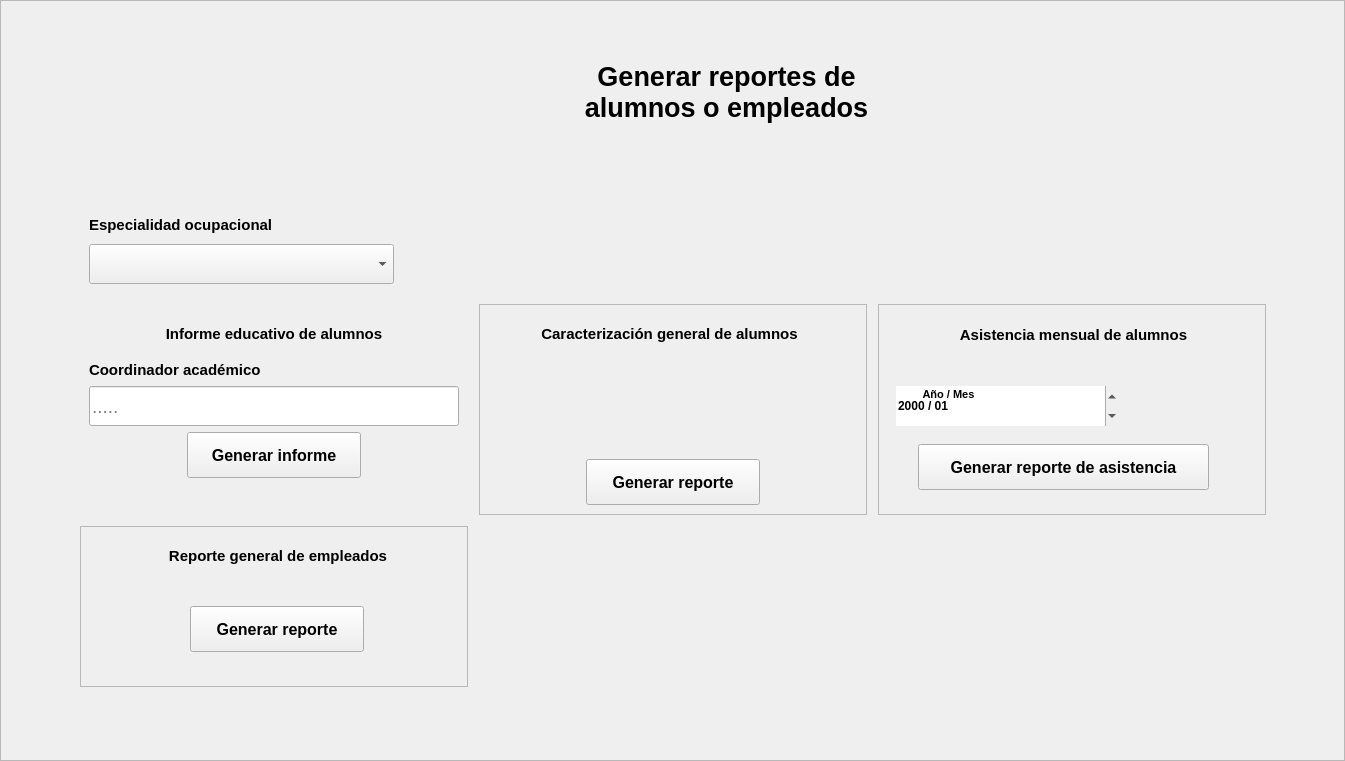
First picture: the form in recursos_graficos_y_logicos/elementos_graficos_ui/pantalla_generar_informes_y_reportes_de_alumnos.ui, repository Enmanuel-86/TELA-APP, before the edit.
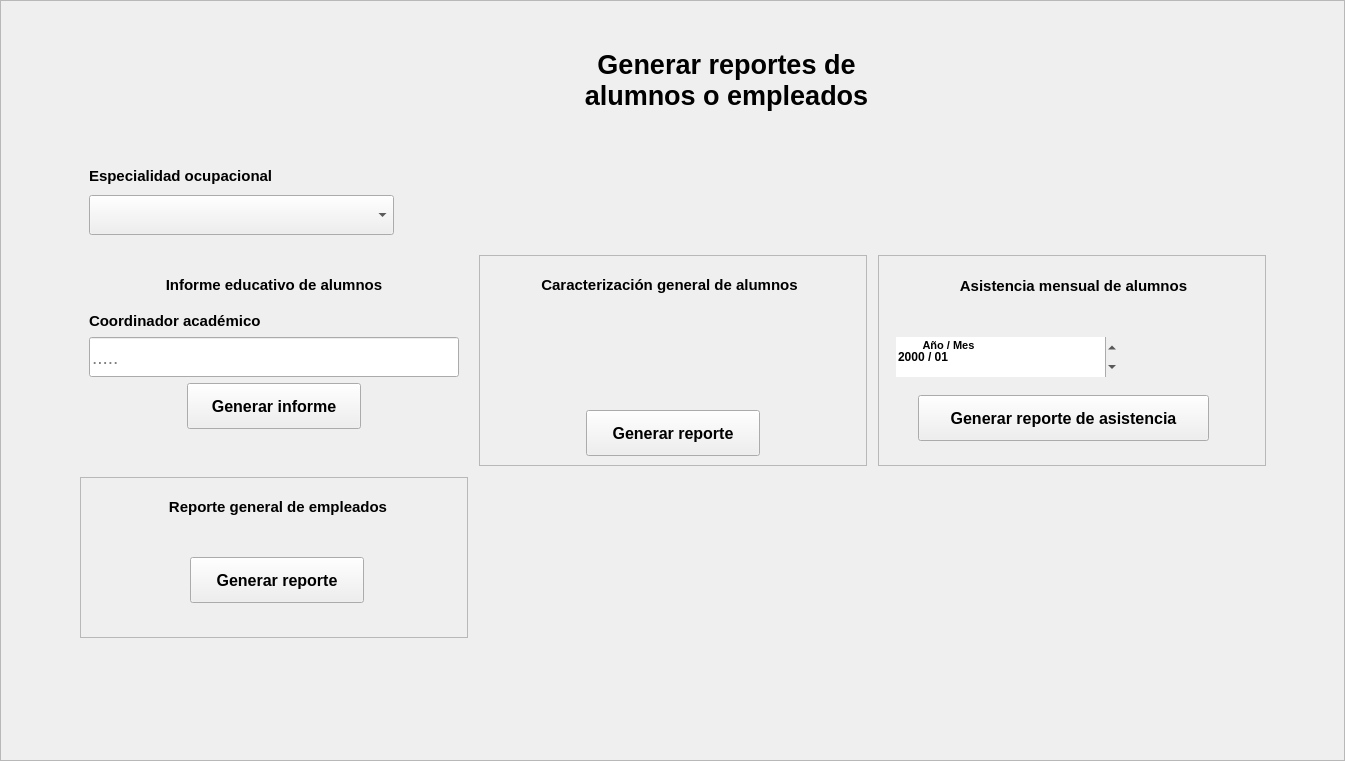
Second picture: the form after the edit. Icons and pictures are not drawn.

Commit message: Se redimensiono correctamente el frame que contiene los otros frame para generar los reportes

Diff of the .ui file:
```diff
--- a/recursos_graficos_y_logicos/elementos_graficos_ui/pantalla_generar_informes_y_reportes_de_alumnos.ui
+++ b/recursos_graficos_y_logicos/elementos_graficos_ui/pantalla_generar_informes_y_reportes_de_alumnos.ui
@@ -255,7 +255,7 @@
                </layout>
               </widget>
              </item>
-             <item>
+             <item alignment="Qt::AlignTop">
               <widget class="QFrame" name="frame_4">
                <property name="minimumSize">
                 <size>
@@ -266,7 +266,7 @@
                <property name="maximumSize">
                 <size>
                  <width>1271</width>
-                 <height>461</height>
+                 <height>512</height>
                 </size>
                </property>
                <property name="styleSheet">
```
The commit also changes 1 other file.
